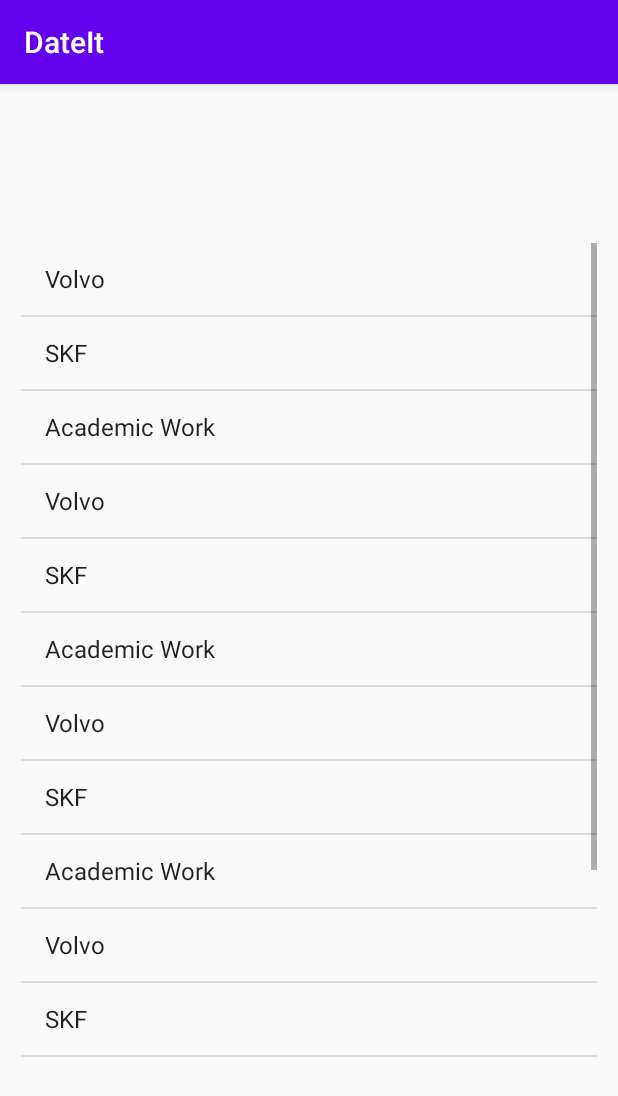
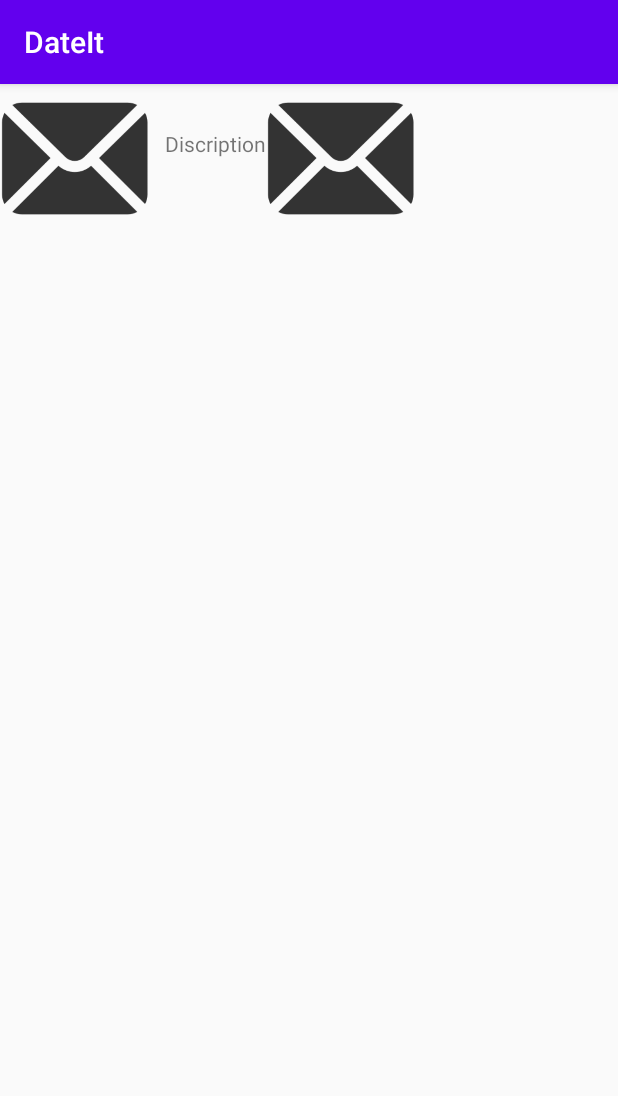
Before and after one commit to MSNMessinger/dat257-Grupp20, an Android app: the fragment DashboardFragment shown on its own in the app's theme, on a phone screen of 412 x 824 dp. Shown: the top 1096 px of the screen. Run offline under Robolectric (Android 15) with nearby library versions, the phone set to English and light mode, and no system bars.

Commit message:
loaded some structured pics

```diff
--- a/DateIt/app/src/main/java/com/example/dateit/ui/dashboard/DashboardFragment.java
+++ b/DateIt/app/src/main/java/com/example/dateit/ui/dashboard/DashboardFragment.java
@@ -26,10 +26,10 @@ public class DashboardFragment extends Fragment {
                 ViewModelProviders.of(this).get(DashboardViewModel.class);
         View root = inflater.inflate(R.layout.fragment_dashboard, container, false);
 
-        String[] namesOfCompanies = {"Volvo", "SKF", "Academic Work", "Volvo", "SKF", "Academic Work", "Volvo", "SKF", "Academic Work", "Volvo", "SKF", "Academic Work", "Volvo", "SKF", "Academic Work"};
-        ListView companyList = (ListView)root.findViewById(R.id.CompanyList);
-        ArrayAdapter<String> companyAdapter = new ArrayAdapter<String>(getActivity(),android.R.layout.simple_list_item_1,namesOfCompanies);
-        companyList.setAdapter(companyAdapter);
+        //String[] namesOfCompanies = {"Volvo", "SKF", "Academic Work", "Volvo", "SKF", "Academic Work", "Volvo", "SKF", "Academic Work", "Volvo", "SKF", "Academic Work", "Volvo", "SKF", "Academic Work"};
+        //ListView companyList = (ListView)root.findViewById(R.id.CompanyList);
+        //ArrayAdapter<String> companyAdapter = new ArrayAdapter<String>(getActivity(),android.R.layout.simple_list_item_1,namesOfCompanies);
+        //companyList.setAdapter(companyAdapter);
 
         return root;
     }
--- a/DateIt/app/src/main/res/layout/fragment_dashboard.xml
+++ b/DateIt/app/src/main/res/layout/fragment_dashboard.xml
@@ -1,20 +1,32 @@
 <?xml version="1.0" encoding="utf-8"?>
-<androidx.constraintlayout.widget.ConstraintLayout xmlns:android="http://schemas.android.com/apk/res/android"
+<RelativeLayout xmlns:android="http://schemas.android.com/apk/res/android"
     xmlns:app="http://schemas.android.com/apk/res-auto"
     xmlns:tools="http://schemas.android.com/tools"
     android:layout_width="match_parent"
     android:layout_height="match_parent"
     tools:context=".ui.dashboard.DashboardFragment">
 
-    <ListView
-        android:id="@+id/CompanyList"
-        android:layout_width="384dp"
-        android:layout_height="556dp"
-        android:layout_marginStart="10dp"
-        android:layout_marginEnd="10dp"
-        app:layout_constraintBottom_toBottomOf="parent"
-        app:layout_constraintEnd_toEndOf="parent"
-        app:layout_constraintStart_toStartOf="parent"
-        app:layout_constraintTop_toTopOf="parent" />
+    <ImageView
+        android:id="@+id/image_view"
+        android:layout_width="100dp"
+        android:layout_height="100dp"
+        android:src="@drawable/mail_icon1"/>
 
-</androidx.constraintlayout.widget.ConstraintLayout>
+    <TextView
+        android:id="@+id/tv_discription"
+        android:layout_width="wrap_content"
+        android:layout_height="wrap_content"
+        android:text="Discription"
+        android:layout_toRightOf="@+id/image_view"
+        android:layout_marginTop="30dp"
+        android:layout_marginLeft="10dp"
+        />
+
+    <ImageView
+        android:id="@+id/image_view2"
+        android:layout_width="100dp"
+        android:layout_height="100dp"
+        android:src="@drawable/mail_icon1"
+        android:layout_toRightOf="@+id/tv_discription"/>
+
+</RelativeLayout>
```
Also changed, not shown: DateIt/app/src/main/res/drawable/notes.svg (deleted).
